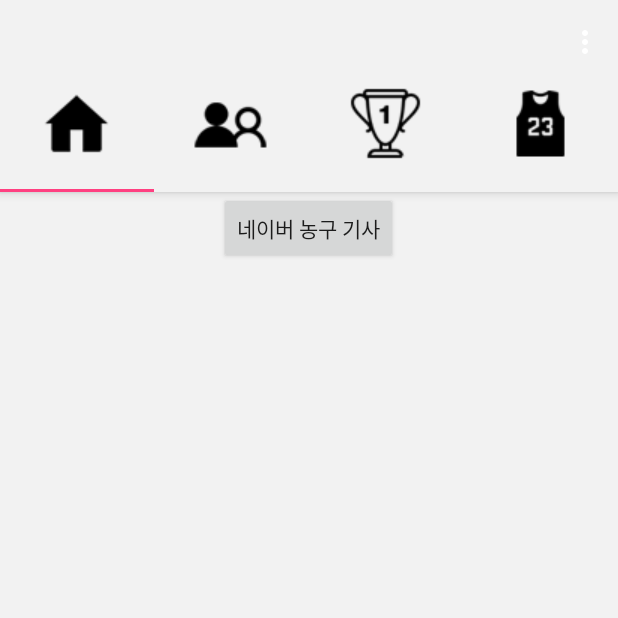
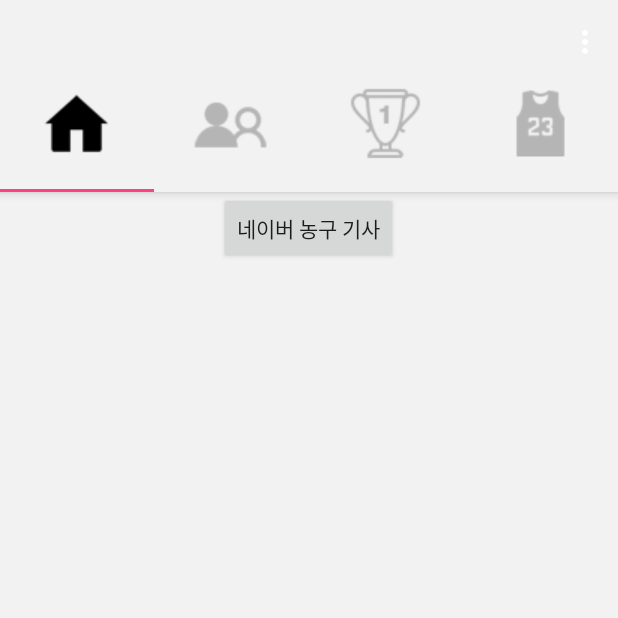
Before and after one commit to dnaksehd0793/appproject_mustcommit, an Android app: the MainActivity screen opened directly, with no data from a screen before it, on a phone screen of 412 x 824 dp, the top half of it. Run offline under Robolectric (Android 15) with nearby library versions, the phone set to English and light mode, and no system bars; our stand-ins replace Firebase (no records; nobody signed in at launch, a user with empty details on screens opened directly).

```diff
--- a/app/src/main/java/onc/appproject/firstonc/MainActivity.java
+++ b/app/src/main/java/onc/appproject/firstonc/MainActivity.java
@@ -1,14 +1,12 @@
 package onc.appproject.firstonc;
 
 import android.content.Intent;
-import android.graphics.drawable.ColorDrawable;
 import android.os.Bundle;
 import android.support.design.widget.TabLayout;
 import android.support.v4.app.Fragment;
 import android.support.v4.app.FragmentManager;
 import android.support.v4.app.FragmentPagerAdapter;
 import android.support.v4.view.ViewPager;
-import android.support.v7.app.ActionBar;
 import android.support.v7.app.AppCompatActivity;
 import android.support.v7.widget.Toolbar;
 import android.view.LayoutInflater;
@@ -30,10 +28,10 @@ public class MainActivity extends AppCompatActivity {
     private TabLayout tabLayout;
     private ViewPager viewPager;
     private int[] tabIcons = {
-            R.drawable.home,
-            R.drawable.team,
-            R.drawable.league,
-            R.drawable.uniform
+            R.drawable.selector_home,
+            R.drawable.selector_team,
+            R.drawable.selector_league,
+            R.drawable.selector_uniform
     };
 
     @Override
@@ -83,22 +81,22 @@ public class MainActivity extends AppCompatActivity {
 
         TextView tabOne = (TextView) LayoutInflater.from(this).inflate(R.layout.custom_tab, null);
         //tabOne.setText("홈");
-        tabOne.setCompoundDrawablesWithIntrinsicBounds(0, R.drawable.home, 0, 0);
+        tabOne.setCompoundDrawablesWithIntrinsicBounds(0, R.drawable.selector_home, 0, 0);
         tabLayout.getTabAt(0).setCustomView(tabOne);
 
         TextView tabTwo = (TextView) LayoutInflater.from(this).inflate(R.layout.custom_tab, null);
         //tabTwo.setText("팀");
-        tabTwo.setCompoundDrawablesWithIntrinsicBounds(0, R.drawable.team, 0, 0);
+        tabTwo.setCompoundDrawablesWithIntrinsicBounds(0, R.drawable.selector_team, 0, 0);
         tabLayout.getTabAt(1).setCustomView(tabTwo);
 
         TextView tabThree = (TextView) LayoutInflater.from(this).inflate(R.layout.custom_tab, null);
         //tabThree.setText("대회");
-        tabThree.setCompoundDrawablesWithIntrinsicBounds(0, R.drawable.league, 0, 0);
+        tabThree.setCompoundDrawablesWithIntrinsicBounds(0, R.drawable.selector_league, 0, 0);
         tabLayout.getTabAt(2).setCustomView(tabThree);
 
         TextView tabFour = (TextView) LayoutInflater.from(this).inflate(R.layout.custom_tab, null);
         //tabThree.setText("라커룸");
-        tabFour.setCompoundDrawablesWithIntrinsicBounds(0, R.drawable.uniform, 0, 0);
+        tabFour.setCompoundDrawablesWithIntrinsicBounds(0, R.drawable.selector_uniform, 0, 0);
         tabLayout.getTabAt(3).setCustomView(tabFour);
     }
     private void setupViewPager(ViewPager viewPager) {
```
